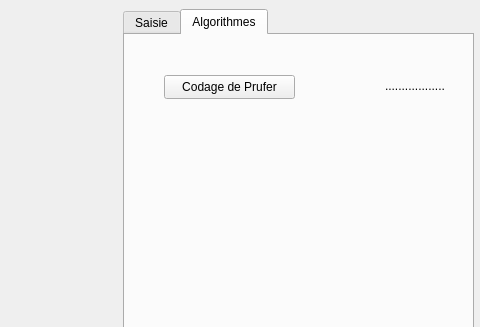
Old version of the form widget.ui in the repository JalluhLps/Projet-Graphes-Algo; both pictures show x 767 to 1247 and y 0 to 327 of the 1247 by 600 pixel window.
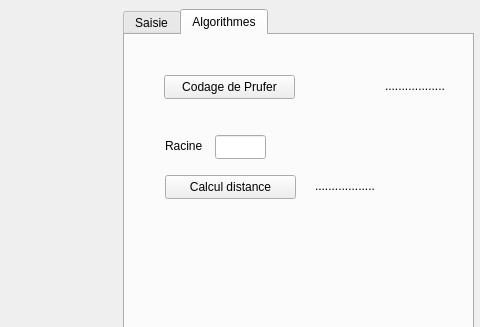
New version of the form.

Commit message:
Ajout des boutons et de leurs évènements
Fini codage Prufer ( finition )
Correction saisie Alphanumeric
Ajout du codage + bouton du calcul distance

```diff
--- a/widget.ui
+++ b/widget.ui
@@ -135,6 +135,55 @@
       <string>Codage de Prufer</string>
      </property>
     </widget>
+    <widget class="QPushButton" name="pushButton">
+     <property name="geometry">
+      <rect>
+       <x>40</x>
+       <y>140</y>
+       <width>131</width>
+       <height>24</height>
+      </rect>
+     </property>
+     <property name="text">
+      <string>Calcul distance</string>
+     </property>
+    </widget>
+    <widget class="QLineEdit" name="lineEdit_Calcul_RacineDistance">
+     <property name="geometry">
+      <rect>
+       <x>90</x>
+       <y>100</y>
+       <width>51</width>
+       <height>24</height>
+      </rect>
+     </property>
+    </widget>
+    <widget class="QLabel" name="label_Inchange">
+     <property name="geometry">
+      <rect>
+       <x>40</x>
+       <y>100</y>
+       <width>51</width>
+       <height>21</height>
+      </rect>
+     </property>
+     <property name="text">
+      <string>Racine</string>
+     </property>
+    </widget>
+    <widget class="QLabel" name="label_RetourDistance2">
+     <property name="geometry">
+      <rect>
+       <x>190</x>
+       <y>140</y>
+       <width>121</width>
+       <height>21</height>
+      </rect>
+     </property>
+     <property name="text">
+      <string>..................</string>
+     </property>
+    </widget>
    </widget>
   </widget>
   <widget class="QWidget" name="widgetGraphe" native="true">
```
The commit also changes 1 other file.
